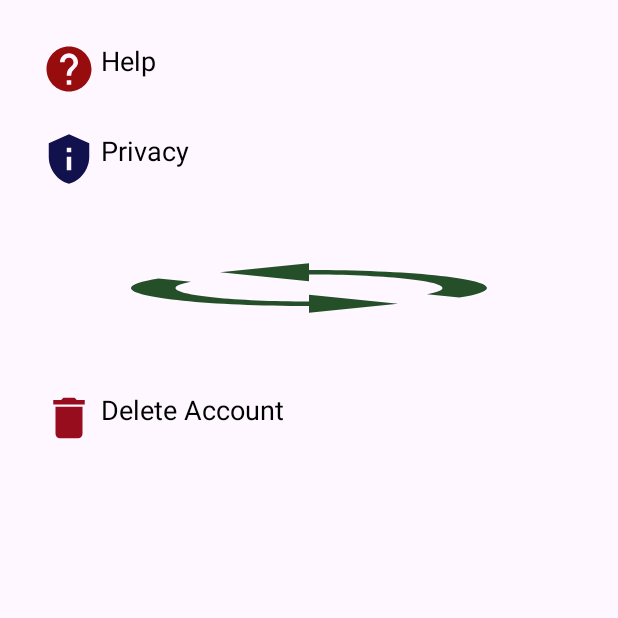
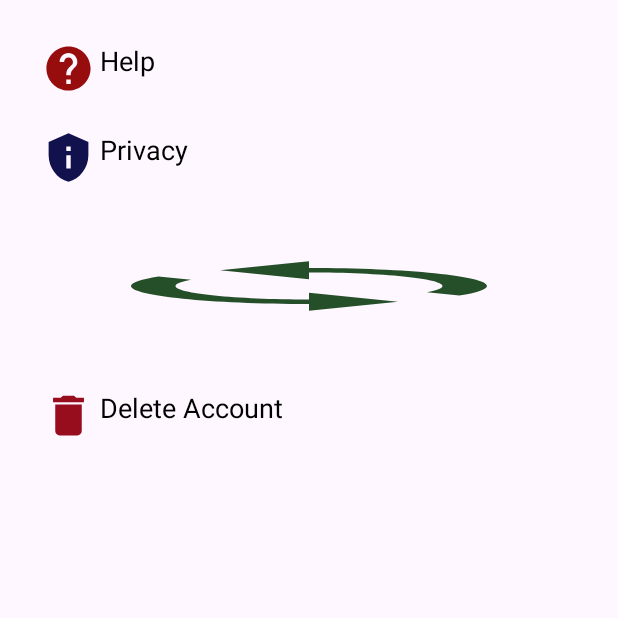
Before and after one commit to iamAmanShaukat/MushroomHunting, an Android app: the screen it shows after launch (SettingsActivity), after a tap on "Settings", on a phone screen of 412 x 824 dp, the top half of it. Run offline under Robolectric (Android 15) with nearby library versions, the phone set to English and light mode, and no system bars; our stand-ins replace Firebase (no records; nobody signed in at launch, a user with empty details on screens opened directly); Roboto replaces fonts that are not available here.

Commit message:
settings_button_and_icons

```diff
--- a/app/src/main/res/drawable/delete_icon.xml
+++ b/app/src/main/res/drawable/delete_icon.xml
@@ -1,4 +1,4 @@
-<vector xmlns:android="http://schemas.android.com/apk/res/android" android:height="36dp" android:tint="#970D1D" android:viewportHeight="24" android:viewportWidth="24" android:width="36dp">
+<vector xmlns:android="http://schemas.android.com/apk/res/android" android:height="35dp" android:tint="#970D1D" android:viewportHeight="24" android:viewportWidth="24" android:width="35dp">
 
     <path android:fillColor="@android:color/white" android:pathData="M6,19c0,1.1 0.9,2 2,2h8c1.1,0 2,-0.9 2,-2V7H6v12zM19,4h-3.5l-1,-1h-5l-1,1H5v2h14V4z"/>
 
--- a/app/src/main/res/drawable/help_icon.xml
+++ b/app/src/main/res/drawable/help_icon.xml
@@ -1,4 +1,4 @@
-<vector xmlns:android="http://schemas.android.com/apk/res/android" android:autoMirrored="true" android:height="36dp" android:tint="#970D0D" android:viewportHeight="24" android:viewportWidth="24" android:width="36dp">
+<vector xmlns:android="http://schemas.android.com/apk/res/android" android:autoMirrored="true" android:height="35dp" android:tint="#970D0D" android:viewportHeight="24" android:viewportWidth="24" android:width="35dp">
 
     <path android:fillColor="@android:color/white" android:pathData="M12,2C6.48,2 2,6.48 2,12s4.48,10 10,10 10,-4.48 10,-10S17.52,2 12,2zM13,19h-2v-2h2v2zM15.07,11.25l-0.9,0.92C13.45,12.9 13,13.5 13,15h-2v-0.5c0,-1.1 0.45,-2.1 1.17,-2.83l1.24,-1.26c0.37,-0.36 0.59,-0.86 0.59,-1.41 0,-1.1 -0.9,-2 -2,-2s-2,0.9 -2,2L8,9c0,-2.21 1.79,-4 4,-4s4,1.79 4,4c0,0.88 -0.36,1.68 -0.93,2.25z"/>
 
--- a/app/src/main/res/drawable/privacy_icon.xml
+++ b/app/src/main/res/drawable/privacy_icon.xml
@@ -1,4 +1,4 @@
-<vector xmlns:android="http://schemas.android.com/apk/res/android" android:height="36dp" android:tint="#11114D" android:viewportHeight="24" android:viewportWidth="24" android:width="36dp">
+<vector xmlns:android="http://schemas.android.com/apk/res/android" android:height="35dp" android:tint="#11114D" android:viewportHeight="24" android:viewportWidth="24" android:width="35dp">
 
     <path android:fillColor="@android:color/white" android:pathData="M12,1L3,5v6c0,5.55 3.84,10.74 9,12c5.16,-1.26 9,-6.45 9,-12V5L12,1L12,1zM11,7h2v2h-2V7zM11,11h2v6h-2V11z"/>
 
```
